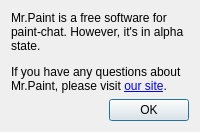
The window that widgets/aboutdialog.ui (liuyanghejerry/painttyWidget) describes before a commit, drawn with Qt 5.
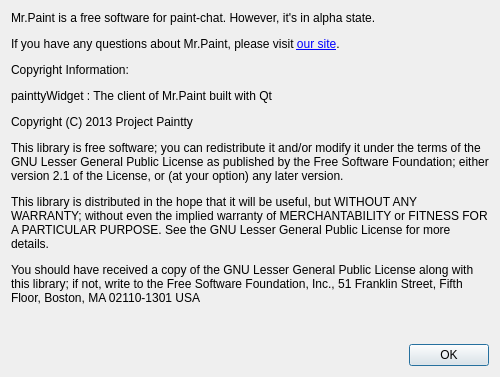
The same window after the commit.

Commit message: Updated copyright info and about dialog

Patch:
```diff
--- a/widgets/aboutdialog.ui
+++ b/widgets/aboutdialog.ui
@@ -2,6 +2,14 @@
 <ui version="4.0">
  <class>AboutDialog</class>
  <widget class="QDialog" name="AboutDialog">
+  <property name="geometry">
+   <rect>
+    <x>0</x>
+    <y>0</y>
+    <width>407</width>
+    <height>377</height>
+   </rect>
+  </property>
   <property name="windowTitle">
    <string>About</string>
   </property>
@@ -15,7 +23,10 @@
       </sizepolicy>
      </property>
      <property name="text">
-      <string>&lt;p&gt;Mr.Paint is a free software for paint-chat. However, it's in alpha state.&lt;/p&gt;&lt;p&gt;If you have any questions about Mr.Paint, please visit &lt;a href=&quot;http://mrspaint.com&quot;&gt;our site&lt;/a&gt;.&lt;/p&gt;</string>
+      <string>&lt;p&gt;Mr.Paint is a free software for paint-chat. However, it's in alpha state.&lt;/p&gt;&lt;p&gt;If you have any questions about Mr.Paint, please visit &lt;a href=&quot;http://mrspaint.com&quot;&gt;our site&lt;/a&gt;.&lt;/p&gt;&lt;p&gt;Copyright Information:&lt;/p&gt;&lt;p&gt;painttyWidget : The client of Mr.Paint built with Qt&lt;/p&gt;&lt;p&gt;Copyright (C) 2013 Project Paintty&lt;/p&gt;&lt;p&gt;&lt;/p&gt;&lt;p&gt;This library is free software; you can redistribute it and/or modify it under the terms of the GNU Lesser General Public License as published by the Free Software Foundation; either version 2.1 of the License, or (at your option) any later version.&lt;/p&gt;&lt;p&gt;This library is distributed in the hope that it will be useful, but WITHOUT ANY WARRANTY; without even the implied warranty of MERCHANTABILITY or FITNESS FOR A PARTICULAR PURPOSE.  See the GNU Lesser General Public License for more details.&lt;/p&gt;&lt;p&gt;You should have received a copy of the GNU Lesser General Public License along with this library; if not, write to the Free Software Foundation, Inc., 51 Franklin Street, Fifth Floor, Boston, MA  02110-1301  USA&lt;/p&gt;</string>
+     </property>
+     <property name="textFormat">
+      <enum>Qt::AutoText</enum>
      </property>
      <property name="alignment">
       <set>Qt::AlignLeading|Qt::AlignLeft|Qt::AlignTop</set>
```
The commit also changes 4 other files.
